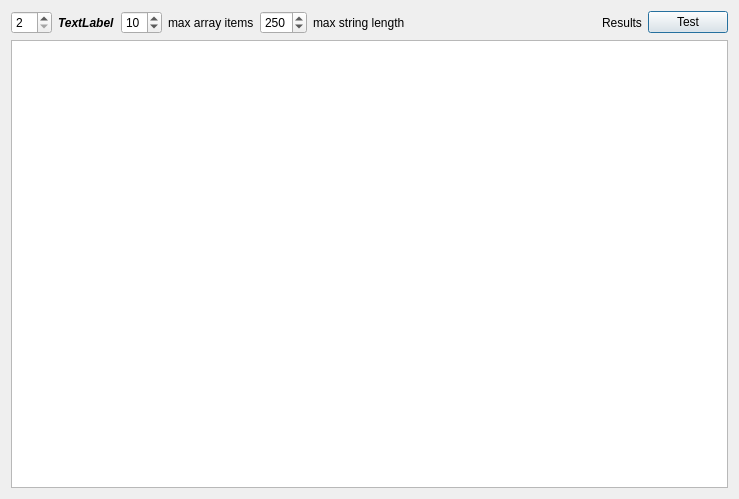
This is resources/ui/fuzz_test_dialog.ui in namuan/http-rider as Qt 5 draws it before an edit. The edited form follows.
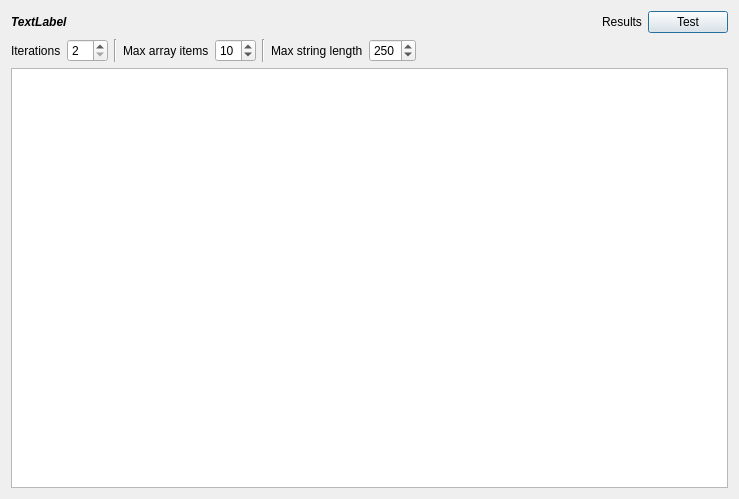
This is the edited form.

Commit message:
[Improv] Fuzz test dialog
[Fixed] Checking if request body is available when generating json data

Diff of the .ui file:
```diff
--- a/resources/ui/fuzz_test_dialog.ui
+++ b/resources/ui/fuzz_test_dialog.ui
@@ -21,20 +21,7 @@
   </property>
   <layout class="QVBoxLayout" name="verticalLayout">
    <item>
-    <layout class="QHBoxLayout" name="horizontalLayout">
-     <item>
-      <widget class="QSpinBox" name="int_fuzz_count">
-       <property name="minimum">
-        <number>2</number>
-       </property>
-       <property name="singleStep">
-        <number>2</number>
-       </property>
-       <property name="value">
-        <number>2</number>
-       </property>
-      </widget>
-     </item>
+    <layout class="QHBoxLayout" name="horizontalLayout_2">
      <item>
       <widget class="QLabel" name="lbl_api_call">
        <property name="font">
@@ -50,6 +37,78 @@
       </widget>
      </item>
      <item>
+      <spacer name="horizontalSpacer_2">
+       <property name="orientation">
+        <enum>Qt::Horizontal</enum>
+       </property>
+       <property name="sizeHint" stdset="0">
+        <size>
+         <width>40</width>
+         <height>20</height>
+        </size>
+       </property>
+      </spacer>
+     </item>
+     <item>
+      <widget class="Line" name="line_2">
+       <property name="orientation">
+        <enum>Qt::Horizontal</enum>
+       </property>
+      </widget>
+     </item>
+     <item>
+      <widget class="QLabel" name="lbl_fuzz_results">
+       <property name="text">
+        <string>Results</string>
+       </property>
+      </widget>
+     </item>
+     <item>
+      <widget class="QPushButton" name="btn_fuzz_test">
+       <property name="text">
+        <string>Test</string>
+       </property>
+      </widget>
+     </item>
+    </layout>
+   </item>
+   <item>
+    <layout class="QHBoxLayout" name="horizontalLayout">
+     <item>
+      <widget class="QLabel" name="label_3">
+       <property name="text">
+        <string>Iterations</string>
+       </property>
+      </widget>
+     </item>
+     <item>
+      <widget class="QSpinBox" name="int_fuzz_count">
+       <property name="minimum">
+        <number>2</number>
+       </property>
+       <property name="singleStep">
+        <number>2</number>
+       </property>
+       <property name="value">
+        <number>2</number>
+       </property>
+      </widget>
+     </item>
+     <item>
+      <widget class="Line" name="line_3">
+       <property name="orientation">
+        <enum>Qt::Vertical</enum>
+       </property>
+      </widget>
+     </item>
+     <item>
+      <widget class="QLabel" name="label">
+       <property name="text">
+        <string>Max array items</string>
+       </property>
+      </widget>
+     </item>
+     <item>
       <widget class="QSpinBox" name="int_max_array_items">
        <property name="singleStep">
         <number>5</number>
@@ -60,9 +119,16 @@
       </widget>
      </item>
      <item>
-      <widget class="QLabel" name="label">
+      <widget class="Line" name="line">
+       <property name="orientation">
+        <enum>Qt::Vertical</enum>
+       </property>
+      </widget>
+     </item>
+     <item>
+      <widget class="QLabel" name="label_2">
        <property name="text">
-        <string>max array items</string>
+        <string>Max string length</string>
        </property>
       </widget>
      </item>
@@ -79,13 +145,6 @@
        </property>
       </widget>
      </item>
-     <item>
-      <widget class="QLabel" name="label_2">
-       <property name="text">
-        <string>max string length</string>
-       </property>
-      </widget>
-     </item>
      <item>
       <spacer name="horizontalSpacer">
        <property name="orientation">
@@ -99,27 +158,6 @@
        </property>
       </spacer>
      </item>
-     <item>
-      <widget class="Line" name="line">
-       <property name="orientation">
-        <enum>Qt::Horizontal</enum>
-       </property>
-      </widget>
-     </item>
-     <item>
-      <widget class="QLabel" name="lbl_fuzz_results">
-       <property name="text">
-        <string>Results</string>
-       </property>
-      </widget>
-     </item>
-     <item>
-      <widget class="QPushButton" name="btn_fuzz_test">
-       <property name="text">
-        <string>Test</string>
-       </property>
-      </widget>
-     </item>
     </layout>
    </item>
    <item>
```
The commit also changes 4 other files.
